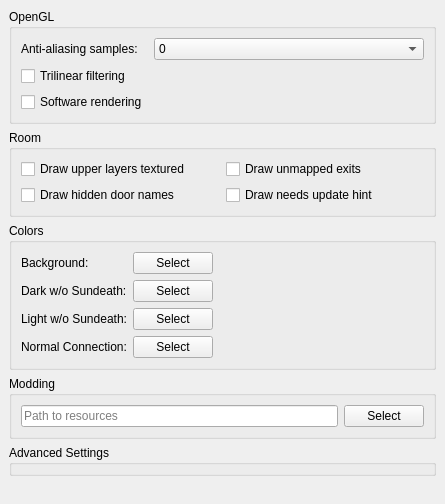
The window that src/preferences/graphicspage.ui (MUME/MMapper) describes before a commit, drawn with Qt 5.
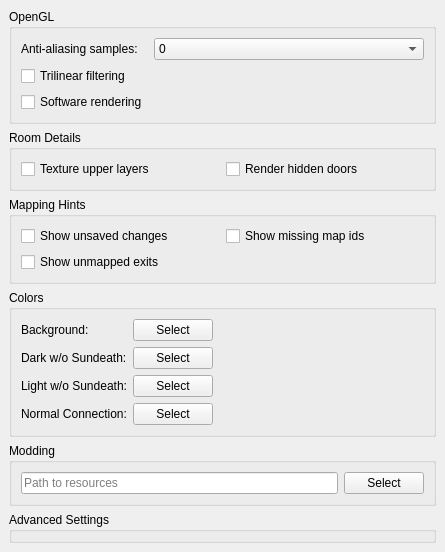
The same window after the commit.

Commit message: add toggle to hide unsaved changes

```diff
--- a/src/preferences/graphicspage.ui
+++ b/src/preferences/graphicspage.ui
@@ -7,7 +7,7 @@
     <x>0</x>
     <y>0</y>
     <width>445</width>
-    <height>504</height>
+    <height>507</height>
    </rect>
   </property>
   <property name="sizePolicy">
@@ -134,7 +134,7 @@
    <item>
     <widget class="QGroupBox" name="groupBox_Room">
      <property name="title">
-      <string>Room</string>
+      <string>Room Details</string>
      </property>
      <layout class="QGridLayout" name="gridLayout_1">
       <property name="leftMargin">
@@ -152,31 +152,47 @@
       <property name="spacing">
        <number>6</number>
       </property>
-      <item row="0" column="1">
-       <widget class="QCheckBox" name="drawNotMappedExits">
-        <property name="text">
-         <string>Draw unmapped exits</string>
-        </property>
-       </widget>
-      </item>
       <item row="0" column="0">
        <widget class="QCheckBox" name="drawUpperLayersTextured">
         <property name="text">
-         <string>Draw upper layers textured</string>
+         <string>Texture upper layers</string>
         </property>
        </widget>
       </item>
-      <item row="1" column="0">
+      <item row="0" column="1">
        <widget class="QCheckBox" name="drawDoorNames">
         <property name="text">
-         <string>Draw hidden door names</string>
+         <string>Render hidden doors</string>
         </property>
        </widget>
       </item>
-      <item row="1" column="1">
+     </layout>
+    </widget>
+   </item>
+   <item>
+    <widget class="QGroupBox" name="groupBox_2">
+     <property name="title">
+      <string>Mapping Hints</string>
+     </property>
+     <layout class="QGridLayout" name="gridLayout">
+      <item row="0" column="1">
        <widget class="QCheckBox" name="drawNeedsUpdate">
         <property name="text">
-         <string>Draw needs update hint</string>
+         <string>Show missing map ids</string>
+        </property>
+       </widget>
+      </item>
+      <item row="2" column="0">
+       <widget class="QCheckBox" name="drawNotMappedExits">
+        <property name="text">
+         <string>Show unmapped exits</string>
+        </property>
+       </widget>
+      </item>
+      <item row="0" column="0">
+       <widget class="QCheckBox" name="drawUnsavedChanges">
+        <property name="text">
+         <string>Show unsaved changes</string>
         </property>
        </widget>
       </item>
```
Left out of the diff: 54 changed lines with no effect on the pictures. The commit also changes 4 other files.
